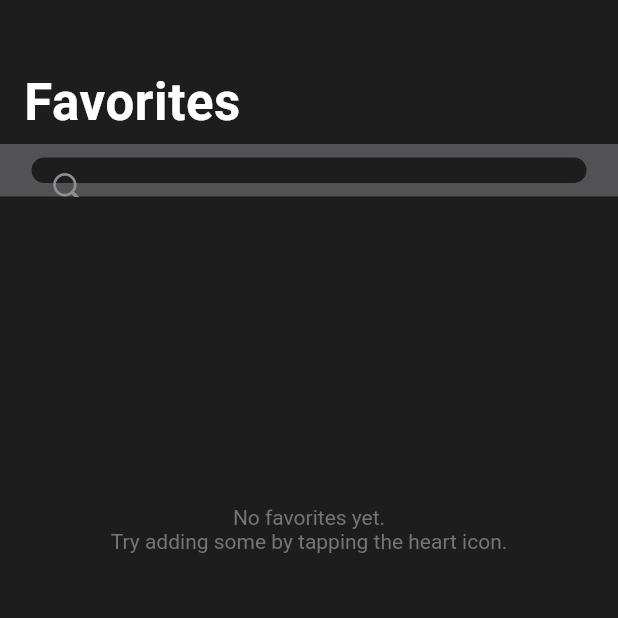
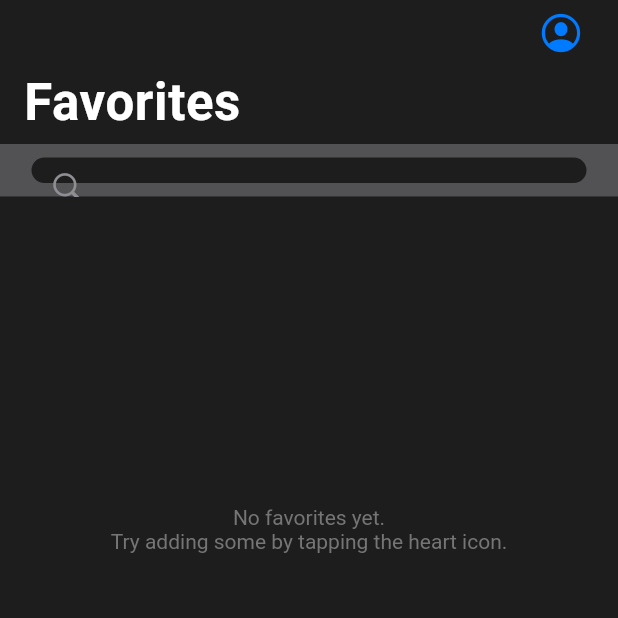
Before and after one commit to MA-SOSE2023/WallAt, a Flutter app: the FavoritesScreen screen opened by its route, on a phone screen of 412 x 824 dp, the top half of it. Run offline on Flutter 3.47's test engine with Material 2 defaults, Android fonts, the phone set to English and light mode, and no system bars; our stand-ins replace beamer, flutter_carousel_widget, flutter_riverpod, freezed_annotation, isar, photo_view and 2 more; missing offline and left inert: cunning_document_scanner, device_calendar, social_share; accounts and stored records are empty; generated files the repository leaves out were written again; statements that could not run were skipped.

Commit message:
add profiles button to favorites view

```diff
--- a/lib/pages/favorites/favorites_view.dart
+++ b/lib/pages/favorites/favorites_view.dart
@@ -9,7 +9,9 @@ import '/common/custom_widgets/all_custom_widgets.dart'
         DocumentCardContainerList,
         CameraButtonHeroDestination,
         SearchBarContainer,
-        FutureSliverListBuilder;
+        FutureSliverListBuilder,
+        ProfilesButton;
+
 import '/pages/single_item/model/single_item.dart';
 
 class FavoritesScreen extends ConsumerStatefulWidget {
@@ -53,6 +55,7 @@ class _FavoritesScreenState extends ConsumerState<FavoritesScreen> {
               CupertinoSliverNavigationBar(
                 backgroundColor: theme.navBarColor,
                 largeTitle: const Text('Favorites'),
+                trailing: const ProfilesButton(),
               ),
               SliverAppBar(
                 pinned: true,
```
